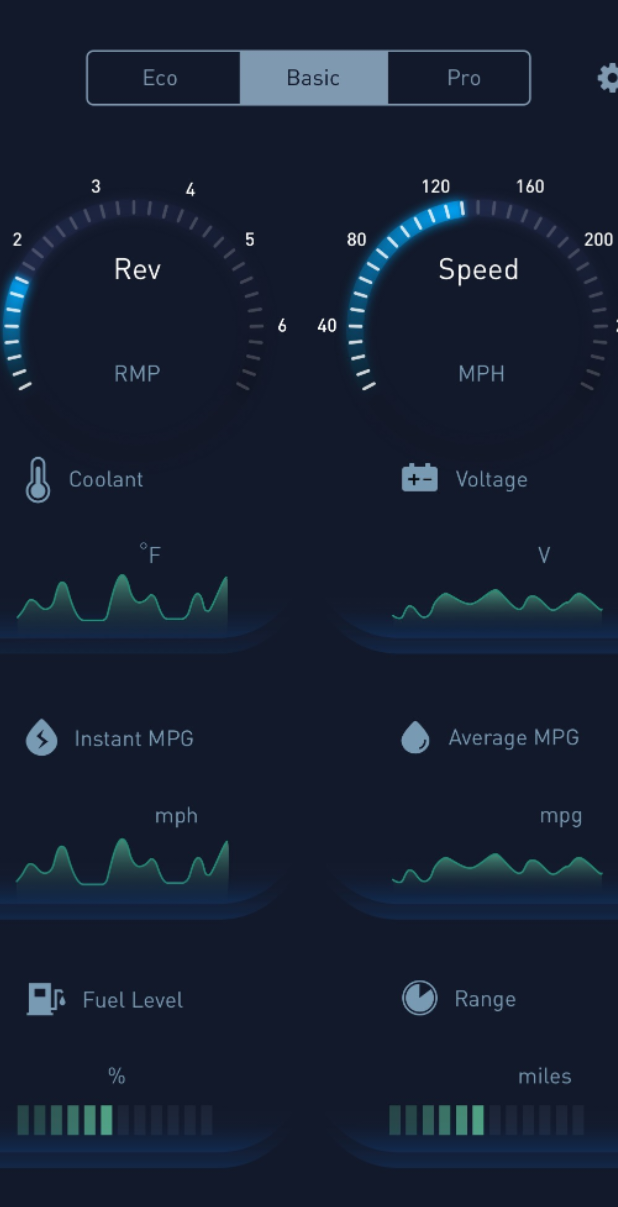
After one commit to xfdingustc/DTC, an Android app: the fragment BasicFragment shown on its own in the app's theme, on a phone screen of 412 x 824 dp. The commit adds this screen. Shown: the top 1207 px of the screen. Run offline under Robolectric (Android 15) with nearby library versions, the phone set to English and light mode, and no system bars; our stand-ins replace ButterKnife.

Commit message:
add two fragments

```diff
--- a/DTC/app/build.gradle
+++ b/DTC/app/build.gradle
@@ -19,12 +19,16 @@ android {
     }
 }
 
+ext.supportLibVersion = '25.0.1'
 dependencies {
     compile fileTree(dir: 'libs', include: ['*.jar'])
     androidTestCompile('com.android.support.test.espresso:espresso-core:2.2.2', {
         exclude group: 'com.android.support', module: 'support-annotations'
     })
+    compile "com.android.support:support-v13:${supportLibVersion}"
     compile 'com.android.support:appcompat-v7:25.3.1'
     compile 'com.android.support.constraint:constraint-layout:1.0.2'
+    compile 'com.jakewharton:butterknife:8.6.0'
+    annotationProcessor 'com.jakewharton:butterknife-compiler:8.6.0'
     testCompile 'junit:junit:4.12'
 }
--- /dev/null
+++ b/DTC/app/src/main/java/com/nonda/dtc/BaseFragment.java
@@ -0,0 +1,74 @@
+package com.nonda.dtc;
+
+import android.app.Fragment;
+import android.app.FragmentTransaction;
+import android.graphics.Color;
+import android.os.Bundle;
+import android.support.annotation.LayoutRes;
+import android.support.annotation.NonNull;
+import android.support.annotation.Nullable;
+import android.support.v7.widget.Toolbar;
+import android.view.LayoutInflater;
+import android.view.View;
+import android.view.ViewGroup;
+
+import butterknife.BindView;
+import butterknife.ButterKnife;
+
+/**
+ * Created by whaley on 2017/5/26.
+ */
+public abstract class BaseFragment extends Fragment {
+    protected static String TAG = null;
+
+    protected View mRootView;
+
+
+    private static final String STATE_SAVE_IS_HIDDEN = "STATE_SAVE_IS_HIDDEN";
+
+
+
+
+    @Override
+    public void onCreate(Bundle savedInstanceState) {
+        TAG = this.getClass().getSimpleName();
+        if (savedInstanceState != null) {
+            boolean isSupportHidden = savedInstanceState.getBoolean(STATE_SAVE_IS_HIDDEN);
+
+            FragmentTransaction ft = getFragmentManager().beginTransaction();
+            if (isSupportHidden) {
+                ft.hide(this);
+            } else {
+                ft.show(this);
+            }
+            ft.commit();
+        }
+        super.onCreate(savedInstanceState);
+
+    }
+
+
+    @NonNull
+    protected View createFragmentView(LayoutInflater inflater, ViewGroup container, @LayoutRes int layoutResId,
+                                      Bundle savedInstanceState) {
+        if (mRootView != null) {
+            ViewGroup parent = (ViewGroup) mRootView.getParent();
+            if (parent != null) {
+                parent.removeView(mRootView);
+            }
+        } else {
+            mRootView = inflater.inflate(layoutResId, container, false);
+        }
+        ButterKnife.bind(this, mRootView);
+
+        return mRootView;
+    }
+
+
+    @Override
+    public void onSaveInstanceState(Bundle outState) {
+        outState.putBoolean(STATE_SAVE_IS_HIDDEN, isHidden());
+    }
+
+
+}
--- /dev/null
+++ b/DTC/app/src/main/java/com/nonda/dtc/BasicFragment.java
@@ -0,0 +1,20 @@
+package com.nonda.dtc;
+
+import android.os.Bundle;
+import android.support.annotation.Nullable;
+import android.view.LayoutInflater;
+import android.view.View;
+import android.view.ViewGroup;
+
+/**
+ * Created by whaley on 2017/5/26.
+ */
+
+public class BasicFragment extends BaseFragment {
+
+    @Override
+    public View onCreateView(LayoutInflater inflater, @Nullable ViewGroup container, Bundle savedInstanceState) {
+        View view = createFragmentView(inflater, container, R.layout.fragment_basic, savedInstanceState);
+        return view;
+    }
+}
--- /dev/null
+++ b/DTC/app/src/main/res/layout/fragment_basic.xml
@@ -0,0 +1,10 @@
+<?xml version="1.0" encoding="utf-8"?>
+<FrameLayout xmlns:android="http://schemas.android.com/apk/res/android"
+    android:layout_width="match_parent" android:layout_height="match_parent">
+    <ImageView
+        android:layout_width="match_parent"
+        android:layout_height="match_parent"
+        android:scaleType="centerCrop"
+        android:src="@drawable/basic_copy"/>
+
+</FrameLayout>
--- a/DTC/app/src/main/res/values/styles.xml
+++ b/DTC/app/src/main/res/values/styles.xml
@@ -1,7 +1,7 @@
 <resources>
 
     <!-- Base application theme. -->
-    <style name="AppTheme" parent="Theme.AppCompat.Light.DarkActionBar">
+    <style name="AppTheme" parent="Theme.AppCompat.Light.NoActionBar">
         <!-- Customize your theme here. -->
         <item name="colorPrimary">@color/colorPrimary</item>
         <item name="colorPrimaryDark">@color/colorPrimaryDark</item>
```
Also changed, not shown: DTC/app/src/main/java/com/nonda/dtc/DeviceFragment.java (added, +19 -0 lines), DTC/app/src/main/java/com/nonda/dtc/MainActivity.java (+19 -0 lines), DTC/app/src/main/java/com/nonda/dtc/SimpleFragmentPagerAdapter.java (added, +49 -0 lines), DTC/app/src/main/res/layout/activity_main.xml (+6 -10 lines), DTC/app/src/main/res/layout/fragment_device.xml (added, +11 -0 lines), DTC/app/src/main/res/drawable-xxhdpi/basic_copy.jpg (added), DTC/app/src/main/res/drawable-xxhdpi/dashboard_devices_connected.jpg (added), DTC/app/src/main/res/drawable-xxhdpi/dtc_good.jpg (added), DTC/app/src/main/res/drawable-xxhdpi/group6.png (added), DTC/app/src/main/res/drawable-xxhdpi/icon_engine_faluts.png (added), DTC/app/src/main/res/drawable-xxhdpi/icon_engine_good.png (added), DTC/app/src/main/res/drawable-xxhdpi/table.png (added).
